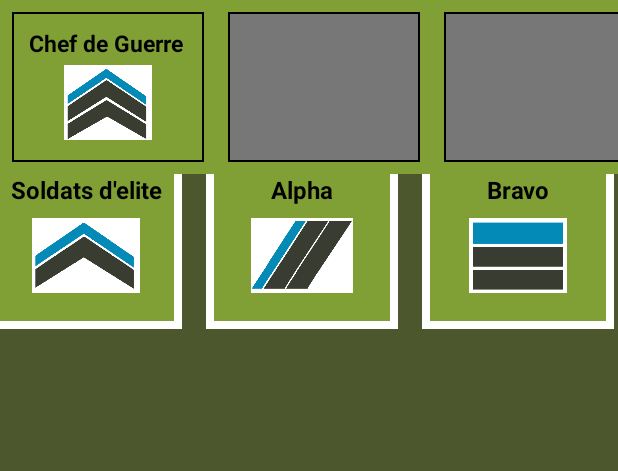
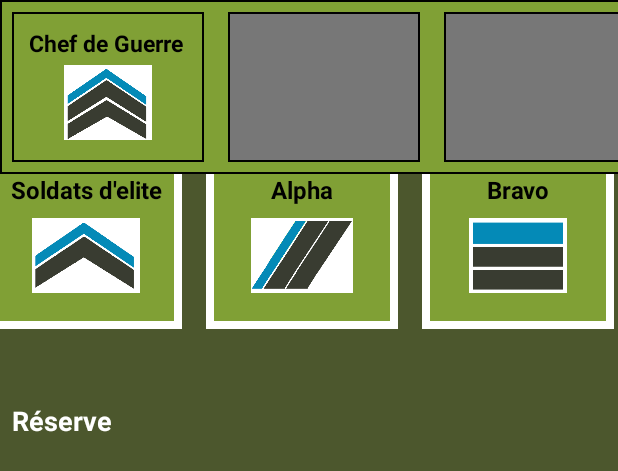
Before and after one commit to GwenRiou/EG23_projet, an Android app: the layout activity_reserve.xml on its own in the app's theme, with its tools: preview values and no code run, on a phone screen of 412 x 824 dp. Shown: the top 471 px of the screen. Run offline under Robolectric (Android 15) with nearby library versions, the phone set to English and light mode, and no system bars.

Commit message:
Finition de la page réserve

```diff
--- a/app/src/main/res/drawable/border_reserve.xml
+++ b/app/src/main/res/drawable/border_reserve.xml
@@ -4,4 +4,6 @@
     <stroke
         android:width="1dp"
         android:color="@android:color/black" />
+    <solid
+        android:color="#80A035"/>
 </shape>
--- a/app/src/main/res/layout/activity_reserve.xml
+++ b/app/src/main/res/layout/activity_reserve.xml
@@ -24,11 +24,12 @@
         android:id="@+id/subTitle"
         android:layout_width="wrap_content"
         android:layout_height="wrap_content"
-        android:layout_marginTop="16dp"
+        android:layout_marginTop="268dp"
         android:text="Réserve"
         android:textColor="#FFFFFF"
-        android:textSize="34sp"
+        android:textSize="18sp"
         android:textStyle="bold"
+        app:layout_constraintHorizontal_bias="0.024"
         app:layout_constraintLeft_toLeftOf="parent"
         app:layout_constraintRight_toRightOf="parent"
         app:layout_constraintTop_toTopOf="parent" />
@@ -224,10 +225,10 @@
     <!-- Réserve -->
 
     <LinearLayout
-        android:layout_width="730dp"
+        android:layout_width="731dp"
         android:layout_height="116dp"
         android:orientation="horizontal"
-        android:background="#80A035"
+        android:background="@drawable/border_reserve"
         tools:layout_editor_absoluteX="0dp"
         tools:layout_editor_absoluteY="295dp">
 
```
